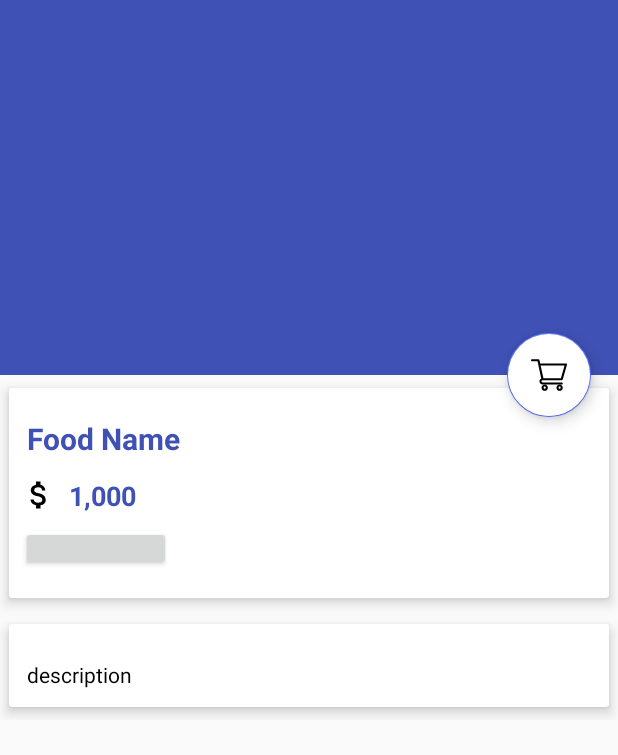
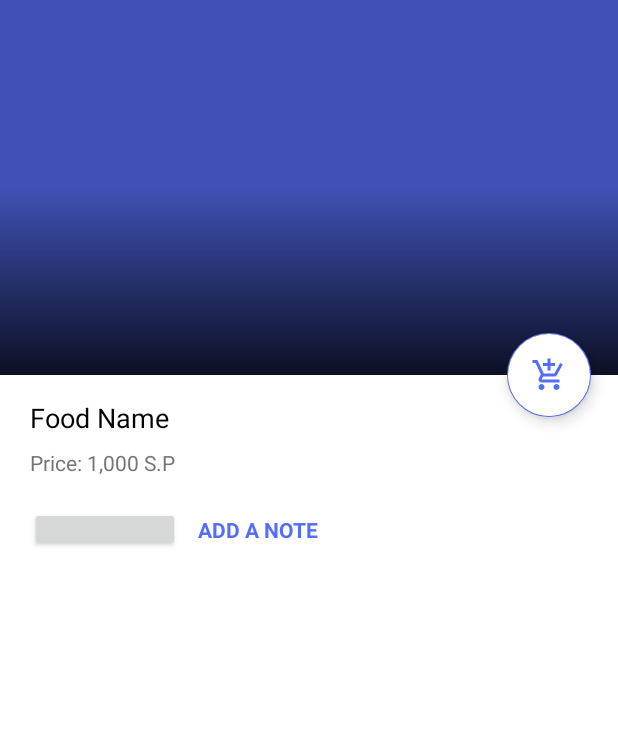
Before and after one commit to naramtest/BohemeaV003, an Android app: the FoodDetailActivity screen opened directly, with no data from a screen before it, on a phone screen of 412 x 824 dp. Shown: the top 755 px of the screen. Run offline under Robolectric (Android 15) with nearby library versions, the light colour scheme and no system bars; our stand-ins replace Picasso, Room's generated code; libraries missing offline, so code that uses them is left out: com.cepheuen.elegantnumberbutton; plain views replace ElegantNumberButton; pictures from the network do not load; 7 statements that could not run were skipped.

Commit message:
add note to pre_order

```diff
--- a/app/src/main/java/com/emargystudio/bohemeav0021/Common.java
+++ b/app/src/main/java/com/emargystudio/bohemeav0021/Common.java
@@ -5,7 +5,7 @@ import android.content.Context;
 
 public class Common {
 
-    public static int res_id = 0;
+    public static int res_id = 2;
     public static int total = 0;
     public static boolean isOrdered = false;
     public  Context context;
--- /dev/null
+++ b/app/src/main/res/drawable/ic_add_shopping_cart_black_24dp.xml
@@ -0,0 +1,5 @@
+<vector android:height="24dp" android:tint="#536DFE"
+    android:viewportHeight="24.0" android:viewportWidth="24.0"
+    android:width="24dp" xmlns:android="http://schemas.android.com/apk/res/android">
+    <path android:fillColor="#FF000000" android:pathData="M11,9h2L13,6h3L16,4h-3L13,1h-2v3L8,4v2h3v3zM7,18c-1.1,0 -1.99,0.9 -1.99,2S5.9,22 7,22s2,-0.9 2,-2 -0.9,-2 -2,-2zM17,18c-1.1,0 -1.99,0.9 -1.99,2s0.89,2 1.99,2 2,-0.9 2,-2 -0.9,-2 -2,-2zM7.17,14.75l0.03,-0.12 0.9,-1.63h7.45c0.75,0 1.41,-0.41 1.75,-1.03l3.86,-7.01L19.42,4h-0.01l-1.1,2 -2.76,5L8.53,11l-0.13,-0.27L6.16,6l-0.95,-2 -0.94,-2L1,2v2h2l3.6,7.59 -1.35,2.45c-0.16,0.28 -0.25,0.61 -0.25,0.96 0,1.1 0.9,2 2,2h12v-2L7.42,15c-0.13,0 -0.25,-0.11 -0.25,-0.25z"/>
+</vector>
--- a/app/src/main/res/layout/activity_cart.xml
+++ b/app/src/main/res/layout/activity_cart.xml
@@ -12,7 +12,7 @@
         android:id="@+id/listCart"
         android:layout_width="match_parent"
         android:layout_height="0dp"
-        android:layout_marginBottom="8dp"
+        android:layout_margin="8dp"
         android:background="@android:color/transparent"
         app:layout_constraintBottom_toTopOf="@+id/cardView"
         app:layout_constraintEnd_toEndOf="parent"
--- a/app/src/main/res/layout/activity_food_detail.xml
+++ b/app/src/main/res/layout/activity_food_detail.xml
@@ -21,7 +21,9 @@
             android:fitsSystemWindows="true"
             app:layout_scrollFlags="scroll|exitUntilCollapsed"
             app:contentScrim="#0e0d0e"
-            app:expandedTitleTextAppearance="@android:color/transparent">
+            app:expandedTitleTextAppearance="@android:color/transparent"
+           app:expandedTitleMarginStart="16dp"
+            app:expandedTitleMarginBottom="24dp">
 
             <ImageView
                 android:id="@+id/image_food"
@@ -29,7 +31,13 @@
                 android:layout_height="match_parent"
                 android:contentDescription="@null"
                 android:scaleType="centerCrop"
-                app:layout_collapseMode="parallax"/>
+                app:layout_collapseMode="parallax" />
+            <ImageView
+                android:layout_width="match_parent"
+                android:layout_height="match_parent"
+                app:layout_collapseMode="parallax"
+                android:src="@drawable/scrim_background"
+                />
 
             <android.support.v7.widget.Toolbar
                 android:title="Food Name"
@@ -48,7 +56,7 @@
         android:layout_width="wrap_content"
         android:layout_height="wrap_content"
         android:id="@+id/btnCart"
-        android:src="@drawable/ic_cart"
+        android:src="@drawable/ic_add_shopping_cart_black_24dp"
         android:backgroundTint="@android:color/white"
         app:elevation="6dp"
         app:pressedTranslationZ="12dp"
@@ -60,18 +68,17 @@
         android:layout_width="match_parent"
         android:layout_height="match_parent"
         android:clipToPadding="false"
+        android:background="@color/white"
         app:layout_behavior="@string/appbar_scrolling_view_behavior">
 
         <LinearLayout
             android:orientation="vertical"
             android:layout_width="match_parent"
-            android:layout_height="wrap_content">
+            android:layout_height="match_parent"
+            android:layout_margin="8dp"
+            android:layout_marginTop="12dp"
+            >
 
-            <android.support.v7.widget.CardView
-                android:layout_width="match_parent"
-                android:layout_height="wrap_content"
-                app:cardElevation="5dp"
-                app:cardUseCompatPadding="true">
 
                 <LinearLayout
                     android:layout_width="match_parent"
@@ -79,79 +86,72 @@
                     android:orientation="vertical">
 
                     <TextView
-                        android:id="@+id/food_name"
+                        android:id="@+id/food_description"
                         android:layout_width="wrap_content"
                         android:layout_height="wrap_content"
                         android:layout_marginTop="8dp"
-                        android:padding="12dp"
+                        android:paddingStart="12dp"
+                        android:paddingEnd="12dp"
                         android:text="Food Name"
-                        android:textColor="@color/colorPrimary"
-                        android:textSize="20sp"
-                        android:textStyle="bold"/>
+                        android:textColor="@color/black"
+                        android:textSize="18sp" />
+
+                    <TextView
+                        android:id="@+id/food_price"
+                        android:layout_width="match_parent"
+                        android:layout_height="wrap_content"
+                        android:text="Price: 1,000 S.P"
+                        android:textColor="#757575"
+                        android:textSize="14sp"
+                        android:layout_marginTop="8dp"
+                        android:paddingStart="12dp"
+                        android:paddingEnd="12dp"
+                         />
 
                     <LinearLayout
                         android:layout_width="match_parent"
                         android:layout_height="wrap_content"
-                        android:orientation="horizontal">
+                        android:orientation="horizontal"
+                        android:padding="12dp"
+                        android:layout_marginTop="8dp"
+                        >
 
-                        <ImageView
-                            android:layout_weight="1"
-                            android:layout_width="0dp"
-                            android:layout_height="wrap_content"
-                            android:src="@drawable/ic_attach_money_black_24dp"
-                            />
 
-                        <TextView
-                            android:id="@+id/food_price"
-                            android:layout_weight="9"
-                            android:layout_width="0dp"
-                            android:layout_height="wrap_content"
-                            android:text="1,000"
-                            android:textColor="@color/colorPrimary"
-                            android:textSize="18sp"
-                            android:textStyle="bold"/>
-                    </LinearLayout>
+
+
 
                         <com.cepheuen.elegantnumberbutton.view.ElegantNumberButton
                             android:layout_width="100dp"
                             android:layout_height="30dp"
-                        android:layout_marginTop="8dp"
-                        android:layout_marginLeft="8dp"
-                        android:layout_marginBottom="18dp"
                             android:id="@+id/number_button"
                             app:initialNumber="1"
                             app:finalNumber="20"
+                            android:layout_gravity="end"
                             app:backGroundColor="@color/colorAccent"
-                        app:textSize="8dp" >
+                            app:textSize="8sp"
+                            >
 
 
 
                         </com.cepheuen.elegantnumberbutton.view.ElegantNumberButton>
 
 
+                        <TextView
+                            android:id="@+id/add_note"
+                            android:layout_width="wrap_content"
+                            android:layout_height="wrap_content"
+                            android:text="ADD A Note"
+                            android:layout_gravity="center"
+                            android:layout_marginStart="12dp"
+                            android:textStyle="bold"
+                            android:textAllCaps="true"
+                            android:textColor="@color/colorAccent"
+                            android:textSize="14dp"
+                            android:clickable="true"/>
+
+
                     </LinearLayout>
 
-
-            </android.support.v7.widget.CardView>
-
-            <android.support.v7.widget.CardView
-                app:cardElevation="5dp"
-                app:cardUseCompatPadding="true"
-                android:layout_width="match_parent"
-                android:layout_height="wrap_content">
-
-                <TextView
-                    android:id="@+id/food_description"
-                    android:layout_marginTop="12dp"
-                    android:lineSpacingMultiplier="1.5"
-                    android:padding="12dp"
-                    android:text="description"
-                    android:textColor="@android:color/black"
-                    android:textSize="14sp"
-                    android:layout_width="wrap_content"
-                    android:layout_height="wrap_content" />
-
-            </android.support.v7.widget.CardView>
 
 
 
@@ -159,7 +159,19 @@
 
 
 
+
+
+
+
+        </LinearLayout>
+
+
+
+
+
     </android.support.v4.widget.NestedScrollView>
 
 
+
+
 </android.support.design.widget.CoordinatorLayout>
--- /dev/null
+++ b/app/src/main/res/layout/alert_update.xml
@@ -0,0 +1,6 @@
+<?xml version="1.0" encoding="utf-8"?>
+<android.support.constraint.ConstraintLayout
+    xmlns:android="http://schemas.android.com/apk/res/android" android:layout_width="match_parent"
+    android:layout_height="match_parent">
+
+</android.support.constraint.ConstraintLayout>
--- a/app/src/main/res/values/colors.xml
+++ b/app/src/main/res/values/colors.xml
@@ -1,5 +1,5 @@
 <?xml version="1.0" encoding="utf-8"?>
-<resources>
+<resources xmlns:tools="http://schemas.android.com/tools">
     <color name="colorPrimary">#3F51B5</color>
     <color name="colorPrimaryDark">#303F9F</color>
     <color name="colorAccent">#536DFE</color>
@@ -12,4 +12,5 @@
     <color name="bg_row_background">#fa315b</color>
     <color name="item_name">#535353</color>
     <color name="description">#a9a9a9</color>
+    <color name="mtrl_textinput_default_box_stroke_color" tools:override="true">#536DFE</color>
 </resources>
--- a/app/src/main/res/values/styles.xml
+++ b/app/src/main/res/values/styles.xml
@@ -17,7 +17,7 @@
     </style>
 
     <style name="ExpendedAppBar" parent="@android:style/TextAppearance.Material.Title">
-        <item name="android:textColor">@color/colorPrimary</item>
+        <item name="android:textColor">@color/white</item>
         <item name="android:textStyle">normal</item>
     </style>
 
```
Also changed, not shown: app/src/main/java/com/emargystudio/bohemeav0021/Cart/CartActivity.java (+0 -26 lines), app/src/main/java/com/emargystudio/bohemeav0021/Menu/FoodDetailActivity.java (+64 -5 lines), app/src/main/java/com/emargystudio/bohemeav0021/Menu/MenuActivity.java (+6 -3 lines), app/src/main/java/com/emargystudio/bohemeav0021/Model/FoodOrder.java (+27 -2 lines), app/src/main/java/com/emargystudio/bohemeav0021/ViewHolder/CartAdapter.java (+9 -6 lines), app/src/main/java/com/emargystudio/bohemeav0021/ViewHolder/CartViewHolder.java (+7 -7 lines), app/src/main/res/layout/alert_note.xml (added, +30 -0 lines), app/src/main/res/layout/cart_item.xml (+41 -57 lines). Lines whose indentation alone changed are shown as unchanged.
